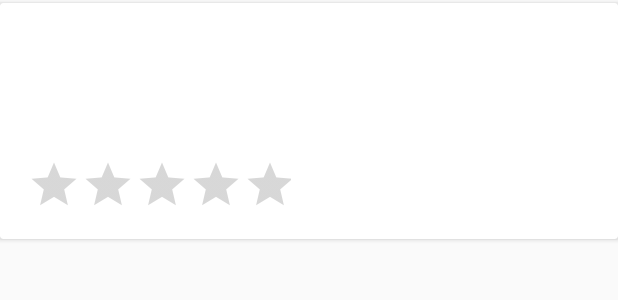
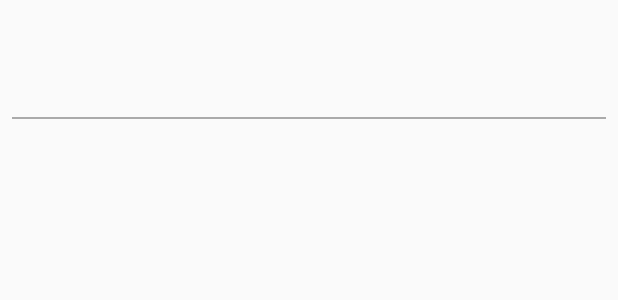
Before and after one commit to kartikarora/urdashboard, an Android app: the layout completed_item.xml on its own in the app's theme, with its tools: preview values and no code run, on a phone screen of 412 x 824 dp. Shown: the top 300 px of the screen. Run offline under Robolectric (Android 15) with nearby library versions, the phone set to English and light mode, and no system bars.

Commit message:
did some fixing stuff

```diff
--- a/android/app/src/main/res/layout/activity_dashboard.xml
+++ b/android/app/src/main/res/layout/activity_dashboard.xml
@@ -19,6 +19,7 @@
         android:layout_width="match_parent"
         android:layout_height="wrap_content"
         android:layout_alignParentBottom="true"
+        android:background="@color/primary"
         app:itemBackground="@color/primary"
         app:itemIconTint="@drawable/bottom_sheet_item"
         app:itemTextColor="@drawable/bottom_sheet_item"
--- a/android/app/src/main/res/layout/completed_item.xml
+++ b/android/app/src/main/res/layout/completed_item.xml
@@ -1,21 +1,15 @@
 <?xml version="1.0" encoding="utf-8"?>
-<android.support.v7.widget.CardView xmlns:android="http://schemas.android.com/apk/res/android"
+<LinearLayout xmlns:android="http://schemas.android.com/apk/res/android"
     android:layout_width="match_parent"
     android:layout_height="wrap_content"
-    android:layout_marginBottom="2dp"
-    android:layout_marginTop="2dp"
-    android:orientation="vertical">
-
-    <LinearLayout
-        android:layout_width="match_parent"
-        android:layout_height="wrap_content"
-        android:layout_margin="@dimen/activity_horizontal_margin"
-        android:orientation="vertical">
+    android:orientation="vertical"
+    android:padding="8dp">
 
     <TextView
         android:id="@+id/completed_name"
         android:layout_width="match_parent"
         android:layout_height="wrap_content"
+        android:layout_marginBottom="4dp"
         android:fontFamily="sans-serif-condensed"
         android:padding="2dp"
         android:textAppearance="@style/TextAppearance.AppCompat.Large" />
@@ -24,26 +18,16 @@
         android:id="@+id/completed_detail"
         android:layout_width="wrap_content"
         android:layout_height="match_parent"
+        android:layout_marginTop="4dp"
         android:fontFamily="sans-serif-condensed"
         android:padding="2dp"
         android:textAppearance="@style/TextAppearance.AppCompat.Medium"
         android:textStyle="italic" />
 
-        <TextView
-            android:id="@+id/feedback_detail"
-            android:layout_width="wrap_content"
-            android:layout_height="match_parent"
-            android:fontFamily="sans-serif-condensed"
-            android:padding="2dp"
-            android:textAppearance="@style/TextAppearance.AppCompat.Small" />
+    <View
+        android:id="@+id/separator_view"
+        android:layout_width="match_parent"
+        android:layout_height="1dp"
+        android:background="@android:color/darker_gray" />
 
-        <android.support.v7.widget.AppCompatRatingBar
-            android:id="@+id/completed_rating"
-            style="?android:attr/ratingBarStyleIndicator"
-            android:layout_width="wrap_content"
-            android:layout_height="wrap_content"
-            android:numStars="5"
-            android:padding="2dp"
-            android:stepSize="1.0" />
 </LinearLayout>
-</android.support.v7.widget.CardView>
```
Also changed, not shown: android/app/src/main/java/me/kartikarora/udacityreviewer/activities/DashboardActivity.java (+6 -4 lines), android/app/src/main/java/me/kartikarora/udacityreviewer/adapters/CompletedAdapter.java (+4 -22 lines), android/app/src/main/java/me/kartikarora/udacityreviewer/fragments/StatsFragment.java (+46 -36 lines), android/app/src/main/res/layout/fragment_stats.xml (+51 -25 lines). Lines whose indentation alone changed are shown as unchanged.
